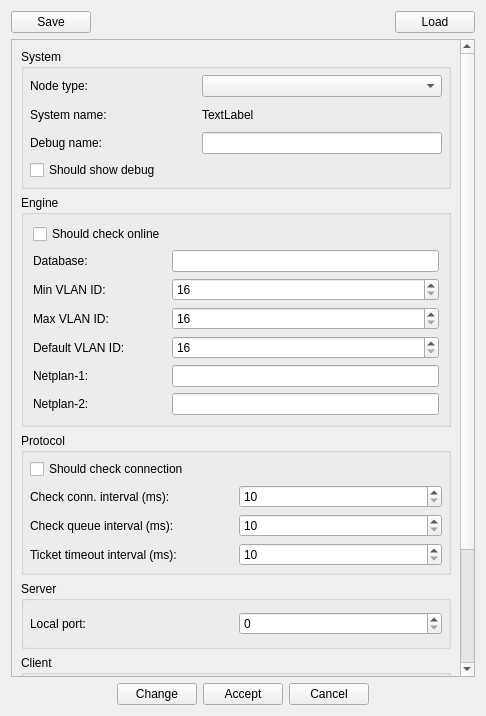
Qt form src/VMTD/VMTD/VMTDSettingsForm.ui (ekushko/qt-vxlan-mtd) before a commit.
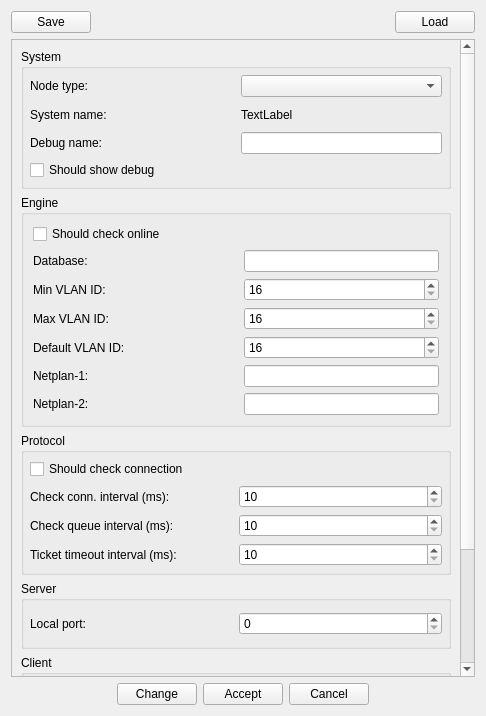
The same form after that commit.

```diff
--- a/src/VMTD/VMTD/VMTDSettingsForm.ui
+++ b/src/VMTD/VMTD/VMTDSettingsForm.ui
@@ -93,6 +93,12 @@
           </item>
           <item row="0" column="0">
            <widget class="QLabel" name="_14">
+            <property name="minimumSize">
+             <size>
+              <width>205</width>
+              <height>0</height>
+             </size>
+            </property>
             <property name="text">
              <string>Node type:</string>
             </property>
@@ -165,6 +171,12 @@
           </item>
           <item row="2" column="0">
            <widget class="QLabel" name="_23">
+            <property name="minimumSize">
+             <size>
+              <width>205</width>
+              <height>0</height>
+             </size>
+            </property>
             <property name="text">
              <string>Min VLAN ID:</string>
             </property>
```
Left out of the diff: 6 changed lines with no effect on the pictures.
